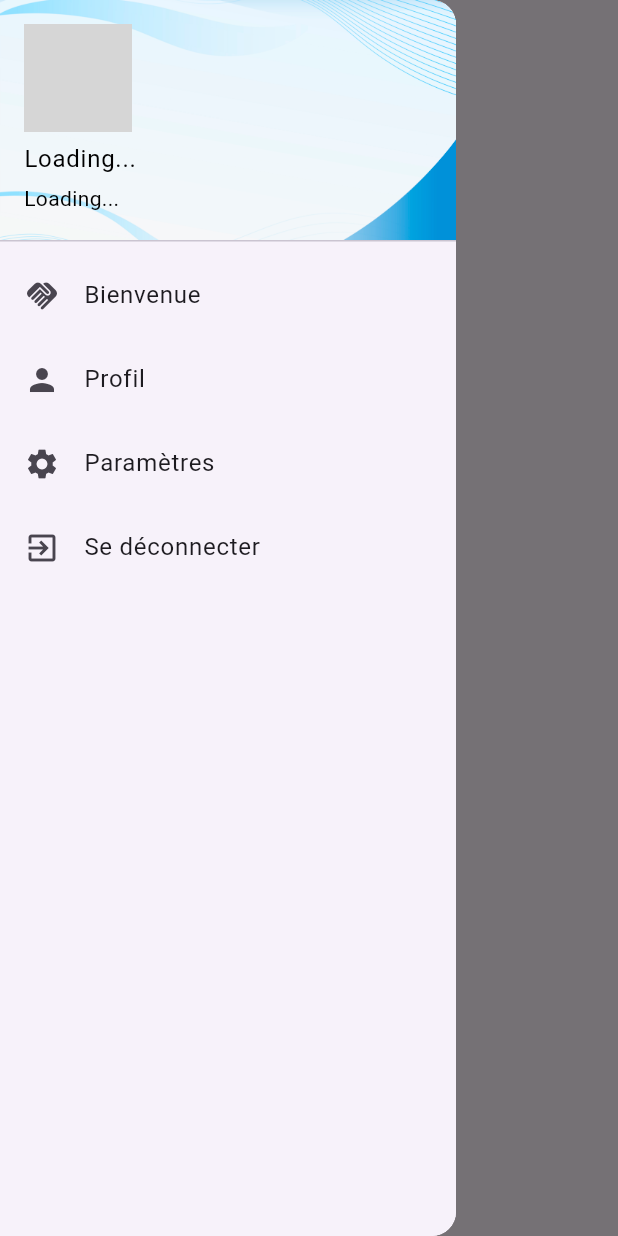
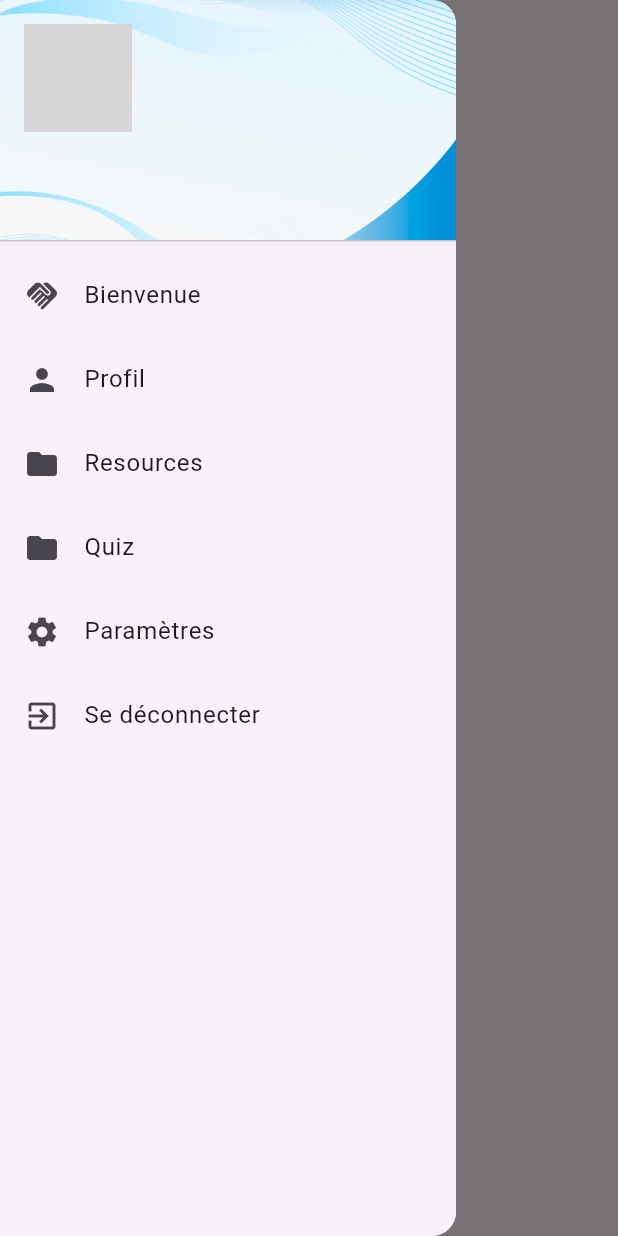
Before and after one commit to ons777/autisme, a Flutter app: the Choix screen opened directly, in the side drawer, after a tap on "Ajouter Enfant", on a phone screen of 412 x 824 dp. Run offline on Flutter 3.47's test engine with Material 3 defaults, Android fonts, the light colour scheme and no system bars; our stand-ins replace cloud_firestore, file_picker, firebase_auth, firebase_core, flutter_chat_types, flutter_chat_ui and 3 more; missing offline and left inert: autisme_app; accounts and stored records are empty; grey boxes are pictures that could not be loaded.

Commit message:
Update side_menu.dart

```diff
--- a/lib/side_menu.dart
+++ b/lib/side_menu.dart
@@ -1,9 +1,14 @@
+import 'dart:math';
+
+import 'package:cloud_firestore/cloud_firestore.dart';
 import 'package:flutter/material.dart';
 import 'package:firebase_auth/firebase_auth.dart';
-import '../login.dart';
-import '../welcome.dart';
-import '../settings.dart';
-import '../profile.dart';
+import 'login.dart';
+import 'welcome.dart';
+import 'settings.dart';
+import 'profile.dart';
+import 'resources.dart';
+import 'quizParents.dart';
 
 void main() {
   runApp(const MyApp());
@@ -31,18 +36,77 @@ class SideMenuPage extends StatefulWidget {
 class _SideMenuPageState extends State<SideMenuPage> {
   String userName = '';
   String userEmail = '';
+  bool userInfoLoaded = false;
 
   @override
   void initState() {
     super.initState();
     fetchUserInfo();
   }
+   // tsawer par défaut
+  List<String> profilePictures = [
+    'gnome1.jpg',
+    'gnome2.jpg',
+    'gnome3.jpg',
+    'gnome4.jpg',
+    'gnome5.jpg',
+    'gnome6.jpg',
+    'gnome7.jpg',
+    'gnome8.jpg',
+  ];
+  // tsawer par défaut
+  String getRandomProfilePicture() {
+    Random random = Random();
+    int index = random.nextInt(profilePictures.length);
+    return profilePictures[index];
+  }
+  // Function to handle user account creation
+  Future<void> createUserAccount() async {
+  try {
+    // Get the current user
+    final User? user = FirebaseAuth.instance.currentUser;
+    if (user != null) {
+      // Check if the user already has a profile picture assigned
+      final DocumentSnapshot<Map<String, dynamic>> snapshot = await FirebaseFirestore.instance
+          .collection('users')
+          .doc(user.uid)
+          .get();
 
-  Future<void> fetchUserInfo() async {
-    // Votre logique de récupération des informations utilisateur ici
-    // Par exemple :
-    userName = '';
-    userEmail = '';
+      if (!snapshot.exists || snapshot.data()?['profilePictureUrl'] == null) {
+        // Generate a random profile picture URL only if it's not already set
+        String profilePictureUrl = getRandomProfilePicture();
+        // Update the user's profile picture URL in the database
+        await FirebaseFirestore.instance.collection('users').doc(user.uid).set({
+          'profilePictureUrl': profilePictureUrl,
+        }, SetOptions(merge: true));
+      }
+    }
+  } catch (e) {
+    print('Error creating user account: $e');
+  }
+}
+
+
+   Future<void> fetchUserInfo() async {
+    try {
+      final User? user = FirebaseAuth.instance.currentUser;
+      if (user != null) {
+        final QuerySnapshot<Map<String, dynamic>> querySnapshot = await FirebaseFirestore.instance
+            .collection('users')
+            .where('email', isEqualTo: user.email)
+            .get();
+
+        if (querySnapshot.docs.isNotEmpty) {
+          final userData = querySnapshot.docs.first.data();
+          setState(() {
+            userName = userData['name'];
+            userEmail = user.email!;
+          });
+        }
+      }
+    } catch (e) {
+      print('Error fetching user info: $e');
+    }
   }
 
   Future<String> fetchUserProfilePicture() async {
@@ -58,11 +122,11 @@ class _SideMenuPageState extends State<SideMenuPage> {
         children: <Widget>[
           UserAccountsDrawerHeader(
             accountName: Text(
-              userName.isNotEmpty ? userName : 'Loading...',
+              userName.isNotEmpty ? userName : '',
               style: const TextStyle(color: Colors.black),
             ),
             accountEmail: Text(
-              userEmail.isNotEmpty ? userEmail : 'Loading...',
+              userEmail.isNotEmpty ? userName : '',
               style: const TextStyle(color: Colors.black),
             ),
             currentAccountPicture: FutureBuilder<String>(
@@ -77,8 +141,8 @@ class _SideMenuPageState extends State<SideMenuPage> {
                   );
                 } else {
                   return const CircleAvatar(
-                    backgroundImage: AssetImage(
-                        'assets/default_profile_picture.jpg'), // Placeholder image
+                    backgroundImage:
+                        AssetImage('assets/gnome7.jpg'), // Placeholder image
                   );
                 }
               },
@@ -111,6 +175,21 @@ class _SideMenuPageState extends State<SideMenuPage> {
             },
           ),
           ListTile(
+            leading: const Icon(Icons.folder),
+            title: const Text('Resources'),
+            onTap: () {},
+          ),
+          ListTile(
+            leading: const Icon(Icons.folder),
+            title: const Text('Quiz'),
+            onTap: () {
+              Navigator.push(
+                context,
+                MaterialPageRoute(builder: (context) => const QuizPage()),
+              );
+            },
+          ),
+          ListTile(
             leading: const Icon(Icons.settings),
             title: const Text('Paramètres'),
             onTap: () {
@@ -124,10 +203,37 @@ class _SideMenuPageState extends State<SideMenuPage> {
             leading: const Icon(Icons.exit_to_app),
             title: const Text('Se déconnecter'),
             onTap: () {
-              FirebaseAuth.instance.signOut();
-              Navigator.pushReplacement(
-                context,
-                MaterialPageRoute(builder: (context) => const LoginPage()),
+              showDialog(
+                context: context,
+                builder: (BuildContext context) {
+                  return AlertDialog(
+                    title: Text(
+                      'Déconnexion',
+                      style: TextStyle(fontWeight: FontWeight.bold),
+                    ),
+                    content: Text('Voulez-vous vraiment vous déconnecter ?'),
+                    actions: <Widget>[
+                      TextButton(
+                        onPressed: () {
+                          Navigator.of(context)
+                              .pop(); // Fermer la boîte de dialogue
+                        },
+                        child: const Text('Non'),
+                      ),
+                      TextButton(
+                        onPressed: () {
+                          FirebaseAuth.instance.signOut(); // Se déconnecter
+                          Navigator.pushReplacement(
+                            context,
+                            MaterialPageRoute(
+                                builder: (context) => const LoginPage()),
+                          ); // Naviguer vers la page de connexion
+                        },
+                        child: const Text('Oui'),
+                      ),
+                    ],
+                  );
+                },
               );
             },
           ),
```
